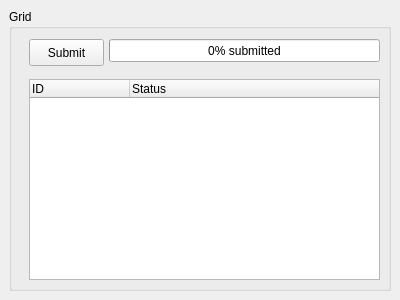
First picture: the form in PAConsole/res/wgGrid.ui, repository AnarManafov/PoD, before the edit.
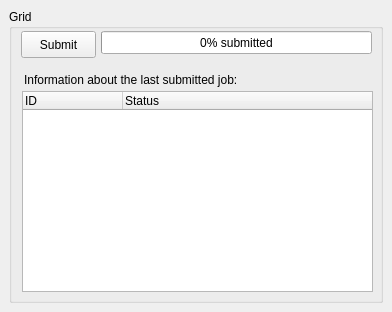
Second picture: the form after the edit.

```diff
--- a/PAConsole/res/wgGrid.ui
+++ b/PAConsole/res/wgGrid.ui
@@ -5,8 +5,8 @@
    <rect>
     <x>0</x>
     <y>0</y>
-    <width>400</width>
-    <height>300</height>
+    <width>392</width>
+    <height>312</height>
    </rect>
   </property>
   <property name="windowTitle" >
@@ -27,8 +27,8 @@
      <widget class="QPushButton" name="btnSubmitClient" >
       <property name="geometry" >
        <rect>
-        <x>20</x>
-        <y>30</y>
+        <x>12</x>
+        <y>22</y>
         <width>75</width>
         <height>27</height>
        </rect>
@@ -43,8 +43,8 @@
      <widget class="QProgressBar" name="progressSubmittedJobs" >
       <property name="geometry" >
        <rect>
-        <x>100</x>
-        <y>30</y>
+        <x>92</x>
+        <y>22</y>
         <width>271</width>
         <height>23</height>
        </rect>
@@ -59,11 +59,24 @@
        <string>%p% submitted</string>
       </property>
      </widget>
+     <widget class="QLabel" name="label" >
+      <property name="geometry" >
+       <rect>
+        <x>15</x>
+        <y>62</y>
+        <width>244</width>
+        <height>17</height>
+       </rect>
+      </property>
+      <property name="text" >
+       <string>Information about the last submitted job:</string>
+      </property>
+     </widget>
      <widget class="QTreeWidget" name="treeJobs" >
       <property name="geometry" >
        <rect>
-        <x>20</x>
-        <y>70</y>
+        <x>13</x>
+        <y>82</y>
         <width>351</width>
         <height>201</height>
        </rect>
```
